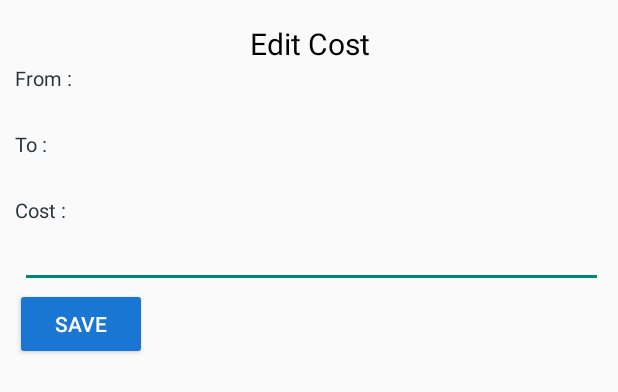
After one commit to wahyuade/decission-support-system, an Android app: the layout edit_cost.xml on its own in the app's theme, with its tools: preview values and no code run, on a phone screen of 412 x 824 dp. The commit adds this screen. Shown: the top 392 px of the screen. Run offline under Robolectric (Android 15) with nearby library versions, the phone set to English and light mode, and no system bars.

Commit message:
Cost edit

```diff
--- a/app/src/main/java/namex_project/pens/vammethod/Activity/EditData/Fragment/Adapter/CostListAdapter.java
+++ b/app/src/main/java/namex_project/pens/vammethod/Activity/EditData/Fragment/Adapter/CostListAdapter.java
@@ -1,14 +1,20 @@
 package namex_project.pens.vammethod.Activity.EditData.Fragment.Adapter;
 
 import android.app.Activity;
+import android.app.AlertDialog;
 import android.support.v7.widget.RecyclerView.ViewHolder;
 import android.support.v7.widget.RecyclerView.Adapter;
 import android.view.LayoutInflater;
 import android.view.View;
 import android.view.ViewGroup;
+import android.widget.Button;
+import android.widget.EditText;
+import android.widget.LinearLayout;
 import android.widget.TextView;
+import android.widget.Toast;
 
 import java.util.ArrayList;
+import java.util.zip.Inflater;
 
 import namex_project.pens.vammethod.Activity.EditData.Fragment.Cost.CostFragment;
 import namex_project.pens.vammethod.Database.Model.CostDataModel;
@@ -39,9 +45,44 @@ public class CostListAdapter extends Adapter<CostListAdapter.ListAdapter>{
     }
 
     @Override
-    public void onBindViewHolder(ListAdapter holder, int position) {
+    public void onBindViewHolder(final ListAdapter holder, final int position) {
         holder.from.setText(data_cost.get(position).getSourceModel().getName());
         holder.to.setText(data_cost.get(position).getDestinationModel().getName());
+        holder.item_cost.setOnClickListener(new View.OnClickListener() {
+            @Override
+            public void onClick(View v) {
+                LayoutInflater inflater = activity.getLayoutInflater();
+                final AlertDialog edit_cost =  new AlertDialog.Builder(activity).create();
+                View interface_cost = inflater.inflate(R.layout.edit_cost,null);
+                edit_cost.setView(interface_cost);
+
+                TextView from = (TextView)interface_cost.findViewById(R.id.from);
+                TextView to = (TextView)interface_cost.findViewById(R.id.to);
+                final EditText cost = (EditText)interface_cost.findViewById(R.id.cost);
+
+                Button save_button_cost = (Button)interface_cost.findViewById(R.id.save_cost);
+
+                from.setText(data_cost.get(position).getSourceModel().getName());
+                to.setText(data_cost.get(position).getDestinationModel().getName());
+
+                save_button_cost.setOnClickListener(new View.OnClickListener() {
+                    @Override
+                    public void onClick(View v) {
+                        String cost_data = cost.getText().toString();
+                        if(!cost_data.isEmpty()){
+                            holder.cost.setText(cost_data);
+
+
+                            edit_cost.dismiss();
+                        }else{
+                            Toast.makeText(activity, "Please insert a value.", Toast.LENGTH_SHORT).show();
+                        }
+                    }
+                });
+
+                edit_cost.show();
+            }
+        });
     }
 
     @Override
@@ -51,11 +92,13 @@ public class CostListAdapter extends Adapter<CostListAdapter.ListAdapter>{
 
     class ListAdapter extends ViewHolder{
         TextView from,to,cost;
+        LinearLayout item_cost;
         private ListAdapter(View view){
             super(view);
             from = (TextView)view.findViewById(R.id.from);
             to = (TextView)view.findViewById(R.id.to);
             cost = (TextView)view.findViewById(R.id.cost);
+            item_cost = (LinearLayout)view.findViewById(R.id.item_cost);
         }
     }
 
--- /dev/null
+++ b/app/src/main/res/layout/edit_cost.xml
@@ -0,0 +1,66 @@
+<?xml version="1.0" encoding="utf-8"?>
+<LinearLayout xmlns:android="http://schemas.android.com/apk/res/android"
+    android:orientation="vertical" android:layout_width="match_parent"
+    android:padding="10dp"
+    android:layout_height="match_parent">
+    <TextView
+        android:layout_width="match_parent"
+        android:layout_height="wrap_content"
+        android:textSize="20dp"
+        android:gravity="center"
+        android:textColor="#000"
+        android:layout_marginTop="5dp"
+        android:text="Edit Cost" />
+
+    <TextView
+        android:layout_width="wrap_content"
+        android:layout_height="wrap_content"
+        android:textSize="13dp"
+        android:textColor="@color/textItem"
+        android:text="From :"/>
+    <TextView
+        android:layout_width="wrap_content"
+        android:layout_height="wrap_content"
+        android:textSize="16dp"
+        android:layout_marginLeft="3dp"
+        android:textColor="#000"
+        android:layout_marginBottom="3dp"
+        android:id="@+id/from"/>
+    <TextView
+        android:layout_width="wrap_content"
+        android:layout_height="wrap_content"
+        android:textSize="13dp"
+        android:textColor="@color/textItem"
+        android:text="To :"/>
+
+    <TextView
+        android:layout_width="wrap_content"
+        android:layout_height="wrap_content"
+        android:textSize="16dp"
+        android:layout_marginLeft="3dp"
+        android:textColor="#000"
+        android:layout_marginBottom="3dp"
+        android:id="@+id/to"/>
+
+    <TextView
+        android:layout_width="wrap_content"
+        android:layout_height="wrap_content"
+        android:textSize="13dp"
+        android:textColor="@color/textItem"
+        android:text="Cost :"/>
+    <EditText
+        android:layout_width="match_parent"
+        android:layout_height="wrap_content"
+        android:textSize="16dp"
+        android:layout_marginLeft="3dp"
+        android:textColor="#000"
+        android:inputType="number"
+        android:id="@+id/cost"/>
+    <Button
+        android:id="@+id/save_cost"
+        android:layout_width="wrap_content"
+        android:layout_height="wrap_content"
+        android:theme="@style/SaveButton"
+        android:textColor="#fff"
+        android:text="Save"/>
+</LinearLayout>
--- a/app/src/main/res/layout/list_item_cost.xml
+++ b/app/src/main/res/layout/list_item_cost.xml
@@ -10,6 +10,7 @@
         <LinearLayout
             android:layout_width="match_parent"
             android:orientation="horizontal"
+            android:background="?android:selectableItemBackground"
             android:id="@+id/item_cost"
             android:layout_margin="8dp"
             android:layout_height="wrap_content">
--- a/app/src/main/res/layout/list_item_ds.xml
+++ b/app/src/main/res/layout/list_item_ds.xml
@@ -11,6 +11,7 @@
         <LinearLayout
             android:layout_width="match_parent"
             android:id="@+id/item_list_ds"
+            android:background="?android:selectableItemBackground"
             android:layout_margin="8dp"
             android:orientation="horizontal"
             android:layout_height="wrap_content">
```
